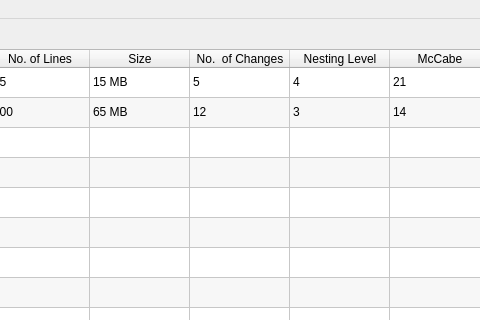
The window that plyj-master/GUI/UIFiles/GUItake2.ui (JLMcBride22/SourceCodeChecker) describes before a commit, drawn with Qt 5; both pictures show x 229 to 709 and y 0 to 320 of the 858 by 608 pixel window.
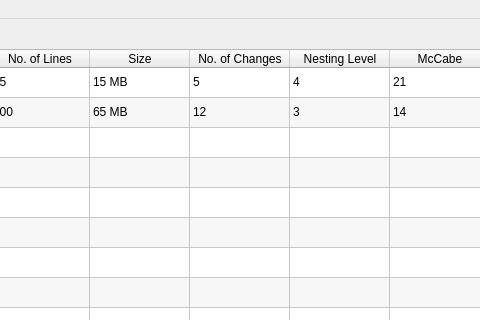
The same window after the commit.

```diff
--- a/plyj-master/GUI/UIFiles/GUItake2.ui
+++ b/plyj-master/GUI/UIFiles/GUItake2.ui
@@ -135,7 +135,7 @@
     </column>
     <column>
      <property name="text">
-      <string>No.  of Changes</string>
+                        <string>No. of Changes</string>
      </property>
     </column>
     <column>
```
Lines whose indentation alone changed are shown as unchanged.
